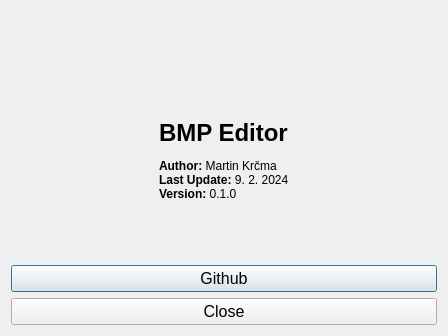
Qt form BMPEditor/about.ui (0xMartin/BMPEditor) before a commit; both pictures show x 0 to 448 and y 152 to 488 of the 448 by 488 pixel window.
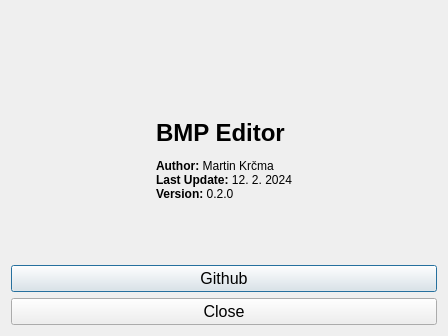
The same form after that commit. Icons and pictures are not drawn.

```diff
--- a/BMPEditor/about.ui
+++ b/BMPEditor/about.ui
@@ -57,7 +57,7 @@
        <item>
         <widget class="QLabel" name="label_2">
          <property name="text">
-          <string>&lt;h1&gt;BMP Editor&lt;/h1&gt;&lt;b&gt;Author:&lt;/b&gt; Martin Krčma&lt;br&gt;&lt;b&gt;Last Update:&lt;/b&gt; 9. 2. 2024&lt;br&gt;&lt;b&gt;Version:&lt;/b&gt; 0.1.0</string>
+          <string>&lt;html&gt;&lt;head/&gt;&lt;body&gt;&lt;h1 style=&quot; margin-top:18px; margin-bottom:12px; margin-left:0px; margin-right:0px; -qt-block-indent:0; text-indent:0px;&quot;&gt;&lt;span style=&quot; font-size:xx-large; font-weight:700;&quot;&gt;BMP Editor&lt;/span&gt;&lt;/h1&gt;&lt;p&gt;&lt;span style=&quot; font-weight:700;&quot;&gt;Author:&lt;/span&gt; Martin Krčma&lt;br/&gt;&lt;span style=&quot; font-weight:700;&quot;&gt;Last Update:&lt;/span&gt; 12. 2. 2024&lt;br/&gt;&lt;span style=&quot; font-weight:700;&quot;&gt;Version:&lt;/span&gt; 0.2.0&lt;/p&gt;&lt;/body&gt;&lt;/html&gt;</string>
          </property>
         </widget>
        </item>
```
